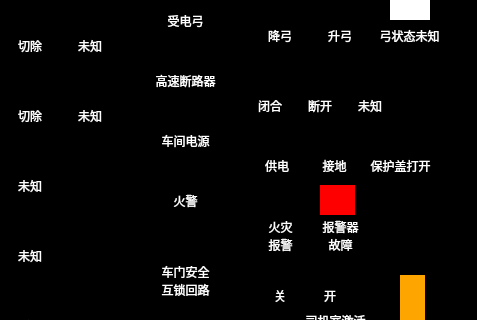
Above: vehiclehelppage.ui from mayue-crrc/ShenyangMetro9DB before the change; both pictures show x 320 to 800 and y 85 to 405 of the 800 by 600 pixel window. Below: the same form after it.
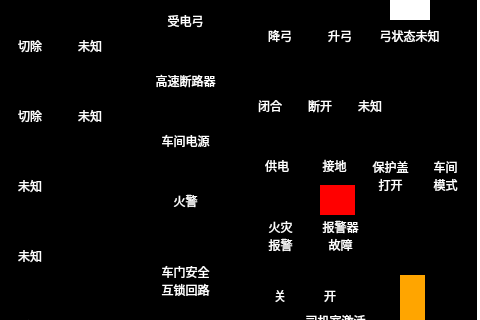
That is the form after the change. Icons and pictures are not drawn.

```diff
--- a/vehiclehelppage.ui
+++ b/vehiclehelppage.ui
@@ -2424,7 +2424,7 @@
   <widget class="QLabel" name="label_125">
    <property name="geometry">
     <rect>
-     <x>700</x>
+     <x>690</x>
      <y>210</y>
      <width>35</width>
      <height>31</height>
@@ -2445,8 +2445,8 @@
     <rect>
      <x>680</x>
      <y>240</y>
-     <width>81</width>
-     <height>21</height>
+     <width>61</width>
+     <height>41</height>
     </rect>
    </property>
    <property name="styleSheet">
@@ -2454,7 +2454,8 @@
 </string>
    </property>
    <property name="text">
-    <string>保护盖打开</string>
+    <string>保护盖
+打开</string>
    </property>
    <property name="alignment">
     <set>Qt::AlignCenter</set>
@@ -2495,6 +2496,46 @@
     <set>Qt::AlignCenter</set>
    </property>
   </widget>
+  <widget class="QLabel" name="label_129">
+   <property name="geometry">
+    <rect>
+     <x>740</x>
+     <y>240</y>
+     <width>51</width>
+     <height>41</height>
+    </rect>
+   </property>
+   <property name="styleSheet">
+    <string notr="true">	font: 16px, &quot;微软雅黑&quot;;
+</string>
+   </property>
+   <property name="text">
+    <string>车间
+模式</string>
+   </property>
+   <property name="alignment">
+    <set>Qt::AlignCenter</set>
+   </property>
+  </widget>
+  <widget class="QLabel" name="label_130">
+   <property name="geometry">
+    <rect>
+     <x>750</x>
+     <y>210</y>
+     <width>35</width>
+     <height>31</height>
+    </rect>
+   </property>
+   <property name="styleSheet">
+    <string notr="true">border-image: url(:/images/images/workshop.bmp);</string>
+   </property>
+   <property name="text">
+    <string/>
+   </property>
+   <property name="alignment">
+    <set>Qt::AlignCenter</set>
+   </property>
+  </widget>
   <zorder>label_98</zorder>
   <zorder>pushButton</zorder>
   <zorder>label</zorder>
@@ -2623,6 +2664,8 @@
   <zorder>label_126</zorder>
   <zorder>label_127</zorder>
   <zorder>label_128</zorder>
+  <zorder>label_129</zorder>
+  <zorder>label_130</zorder>
  </widget>
  <resources/>
  <connections/>
```
